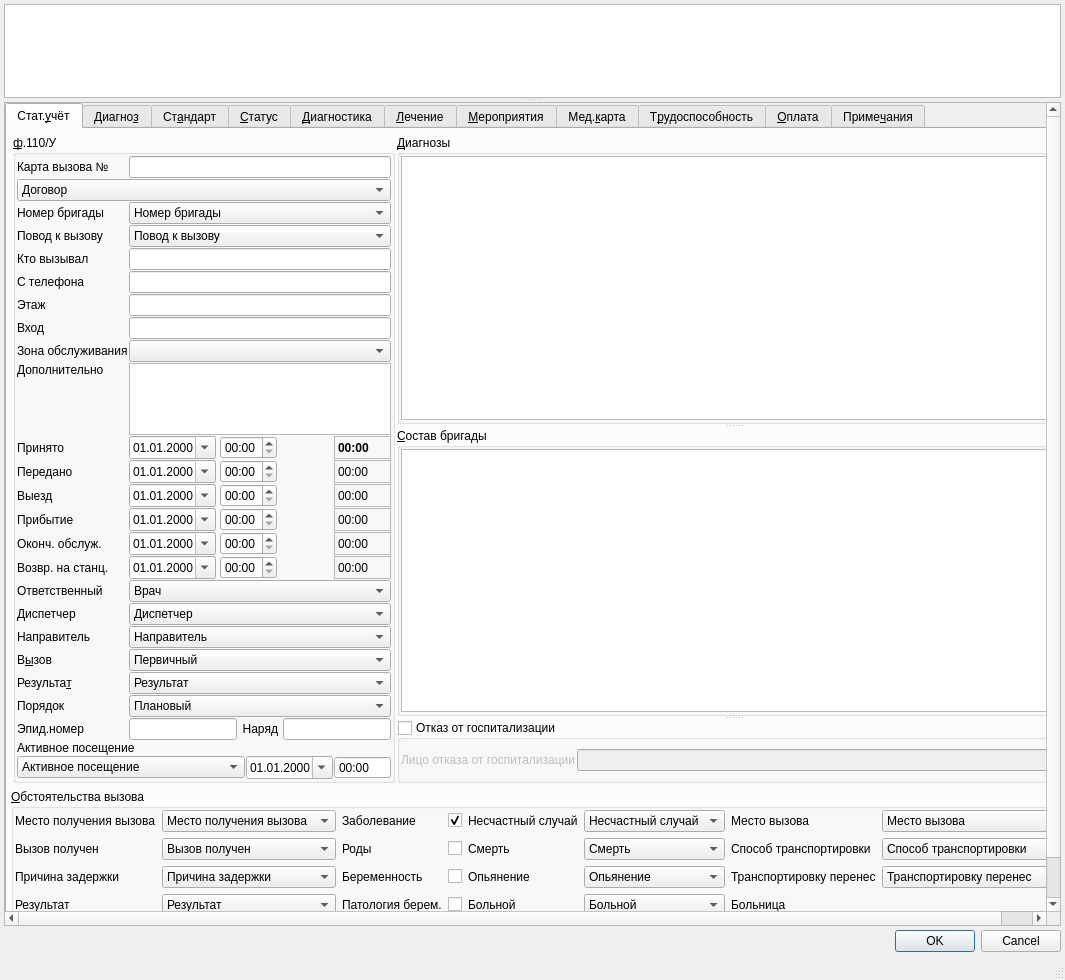
Old version of the form F110/F110.ui in the repository rusingineer/KPS-Samson.
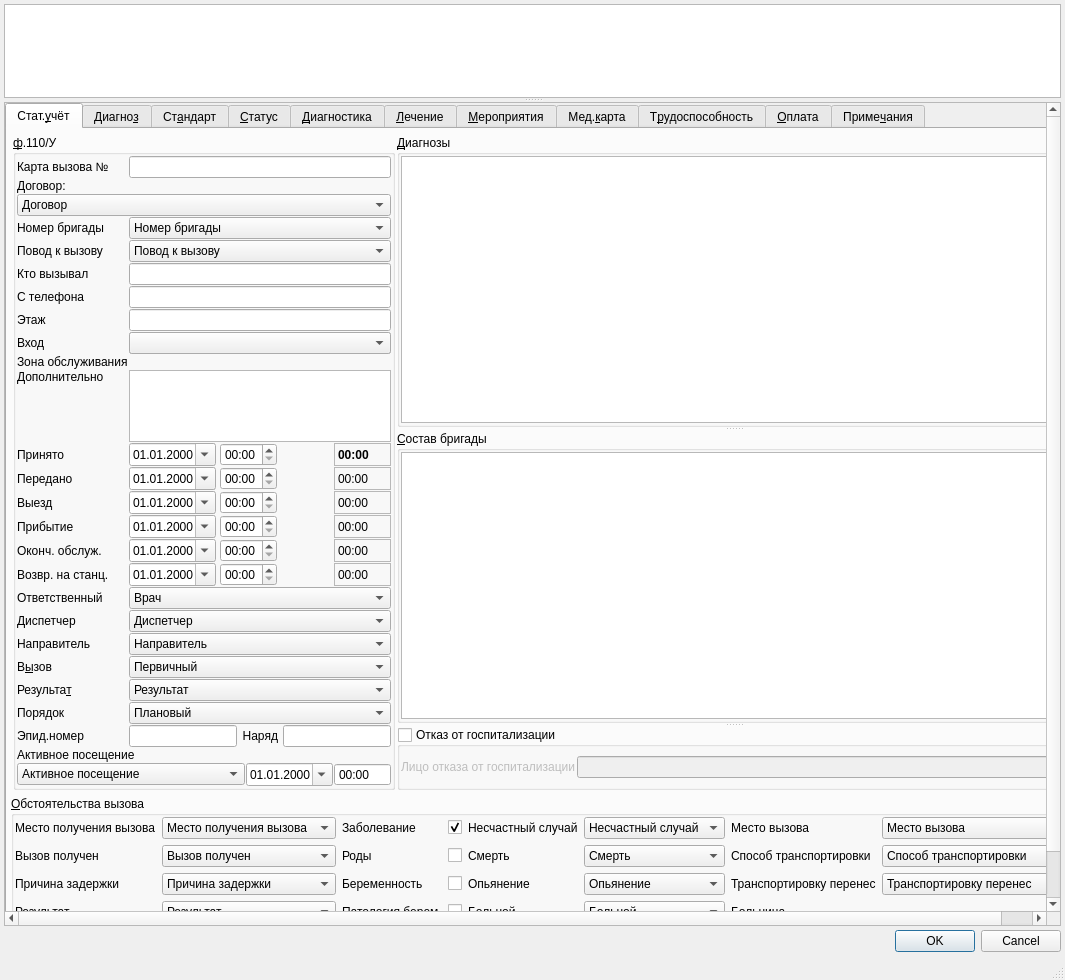
New version of the form. Custom widgets are drawn as their Qt base class.

What changed in the file:
```diff
--- a/F110/F110.ui
+++ b/F110/F110.ui
@@ -349,7 +349,7 @@
                <property name="spacing">
                 <number>1</number>
                </property>
-               <item row="21" column="1" colspan="4">
+               <item row="22" column="1" colspan="4">
                 <widget class="CROComboBox" name="cmbOrderEvent">
                  <item>
                   <property name="text">
@@ -383,7 +383,7 @@
                  </item>
                 </widget>
                </item>
-               <item row="10" column="4">
+               <item row="11" column="4">
                 <widget class="QLabel" name="lblVisitsDurationValue">
                  <property name="minimumSize">
                   <size>
@@ -420,7 +420,7 @@
                  </property>
                 </widget>
                </item>
-               <item row="3" column="0">
+               <item row="4" column="0">
                 <widget class="QLabel" name="lblCauseCall">
                  <property name="text">
                   <string>Повод к вызову</string>
@@ -430,7 +430,7 @@
                  </property>
                 </widget>
                </item>
-               <item row="3" column="1" colspan="4">
+               <item row="4" column="1" colspan="4">
                 <widget class="CRBComboBox" name="cmbCauseCall">
                  <item>
                   <property name="text">
@@ -439,7 +439,7 @@
                  </item>
                 </widget>
                </item>
-               <item row="4" column="0">
+               <item row="5" column="0">
                 <widget class="QLabel" name="lblWhoCallOnPhone">
                  <property name="text">
                   <string>Кто вызывал</string>
@@ -449,13 +449,13 @@
                  </property>
                 </widget>
                </item>
-               <item row="4" column="1" colspan="4">
+               <item row="5" column="1" colspan="4">
                 <widget class="QLineEdit" name="edtWhoCallOnPhone"/>
                </item>
                <item row="0" column="1" colspan="4">
                 <widget class="QLineEdit" name="edtNumberCardCall"/>
                </item>
-               <item row="27" column="4">
+               <item row="28" column="4">
                 <widget class="QTimeEdit" name="edtNextTime">
                  <property name="buttonSymbols">
                   <enum>QAbstractSpinBox::NoButtons</enum>
@@ -465,7 +465,7 @@
                  </property>
                 </widget>
                </item>
-               <item row="28" column="0" colspan="2">
+               <item row="29" column="0" colspan="2">
                 <spacer name="verticalSpacer">
                  <property name="orientation">
                   <enum>Qt::Vertical</enum>
@@ -478,7 +478,7 @@
                  </property>
                 </spacer>
                </item>
-               <item row="14" column="4">
+               <item row="15" column="4">
                 <widget class="QLabel" name="lblTimeToFinishServiceDate">
                  <property name="toolTip">
                   <string>Время до оконч. обслуж.</string>
@@ -497,7 +497,7 @@
                  </property>
                 </widget>
                </item>
-               <item row="11" column="0">
+               <item row="12" column="0">
                 <widget class="QLabel" name="lblPassDate">
                  <property name="text">
                   <string>Передано</string>
@@ -507,10 +507,10 @@
                  </property>
                 </widget>
                </item>
-               <item row="7" column="1" colspan="4">
+               <item row="8" column="1" colspan="4">
                 <widget class="QLineEdit" name="edtEntrance"/>
                </item>
-               <item row="2" column="1" colspan="4">
+               <item row="3" column="1" colspan="4">
                 <widget class="CRBComboBox" name="cmbNumberBrigade">
                  <item>
                   <property name="text">
@@ -520,6 +520,13 @@
                 </widget>
                </item>
                <item row="1" column="0" colspan="5">
+                <widget class="QLabel" name="lblContract">
+                 <property name="text">
+                  <string>Договор:</string>
+                 </property>
+                </widget>
+               </item>
+               <item row="2" column="0" colspan="5">
                 <widget class="CContractComboBox" name="cmbContract">
                  <property name="whatsThis">
                   <string>номер, дата и основание договора в рамках которого производится осмотр</string>
@@ -531,7 +538,7 @@
                  </item>
                 </widget>
                </item>
-               <item row="10" column="1" colspan="3">
+               <item row="11" column="1" colspan="3">
                 <widget class="QFrame" name="frmBegDateTime">
                  <property name="sizePolicy">
                   <sizepolicy hsizetype="Maximum" vsizetype="Preferred">
@@ -594,14 +601,14 @@
                  </property>
                 </widget>
                </item>
-               <item row="6" column="0">
+               <item row="7" column="0">
                 <widget class="QLabel" name="lblStorey">
                  <property name="text">
                   <string>Этаж</string>
                  </property>
                 </widget>
                </item>
-               <item row="11" column="1" colspan="3">
+               <item row="12" column="1" colspan="3">
                 <widget class="QFrame" name="frmPassDateTime">
                  <property name="sizePolicy">
                   <sizepolicy hsizetype="Maximum" vsizetype="Preferred">
@@ -654,7 +661,7 @@
                  </layout>
                 </widget>
                </item>
-               <item row="11" column="4">
+               <item row="12" column="4">
                 <widget class="QLabel" name="lblTimeToPassDate">
                  <property name="toolTip">
                   <string>Время до передачи бригаде</string>
@@ -673,7 +680,7 @@
                  </property>
                 </widget>
                </item>
-               <item row="12" column="0">
+               <item row="13" column="0">
                 <widget class="QLabel" name="lblDepartureDate">
                  <property name="text">
                   <string>Выезд</string>
@@ -683,7 +690,7 @@
                  </property>
                 </widget>
                </item>
-               <item row="2" column="0">
+               <item row="3" column="0">
                 <widget class="QLabel" name="lblNumberBrigade">
                  <property name="text">
                   <string>Номер бригады</string>
@@ -693,7 +700,7 @@
                  </property>
                 </widget>
                </item>
-               <item row="5" column="0">
+               <item row="6" column="0">
                 <widget class="QLabel" name="lblNumberPhone">
                  <property name="text">
                   <string>С телефона</string>
@@ -703,10 +710,10 @@
                  </property>
                 </widget>
                </item>
-               <item row="5" column="1" colspan="4">
+               <item row="6" column="1" colspan="4">
                 <widget class="QLineEdit" name="edtNumberPhone"/>
                </item>
-               <item row="10" column="0">
+               <item row="11" column="0">
                 <widget class="QLabel" name="lblBegDate">
                  <property name="sizePolicy">
                   <sizepolicy hsizetype="Maximum" vsizetype="Preferred">
@@ -722,7 +729,7 @@
                  </property>
                 </widget>
                </item>
-               <item row="12" column="1" colspan="3">
+               <item row="13" column="1" colspan="3">
                 <widget class="QFrame" name="frmDepartureDateTime">
                  <property name="sizePolicy">
                   <sizepolicy hsizetype="Maximum" vsizetype="Preferred">
@@ -775,7 +782,7 @@
                  </layout>
                 </widget>
                </item>
-               <item row="12" column="4">
+               <item row="13" column="4">
                 <widget class="QLabel" name="lblTimeToDepartureDate">
                  <property name="toolTip">
                   <string>Время до выезда</string>
@@ -797,7 +804,7 @@
                  </property>
                 </widget>
                </item>
-               <item row="13" column="0">
+               <item row="14" column="0">
                 <widget class="QLabel" name="lblArrivalDate">
                  <property name="sizePolicy">
                   <sizepolicy hsizetype="Maximum" vsizetype="Preferred">
@@ -813,7 +820,7 @@
                  </property>
                 </widget>
                </item>
-               <item row="13" column="1" colspan="3">
+               <item row="14" column="1" colspan="3">
                 <widget class="QFrame" name="frmArrivalDateTime">
                  <property name="sizePolicy">
                   <sizepolicy hsizetype="Maximum" vsizetype="Preferred">
@@ -866,7 +873,7 @@
                  </layout>
                 </widget>
                </item>
-               <item row="13" column="4">
+               <item row="14" column="4">
                 <widget class="QLabel" name="lblTimeToArrivalDate">
                  <property name="toolTip">
                   <string>Время до прибытия</string>
@@ -888,7 +895,7 @@
                  </property>
                 </widget>
                </item>
-               <item row="14" column="0">
+               <item row="15" column="0">
                 <widget class="QLabel" name="lblFinishServiceDate">
                  <property name="text">
                   <string>Оконч. обслуж.</string>
@@ -898,7 +905,7 @@
                  </property>
                 </widget>
                </item>
-               <item row="14" column="1" colspan="3">
+               <item row="15" column="1" colspan="3">
                 <widget class="QFrame" name="frmFinishServiceDateTime">
                  <property name="sizePolicy">
                   <sizepolicy hsizetype="Maximum" vsizetype="Preferred">
@@ -963,7 +970,7 @@
                  </layout>
                 </widget>
                </item>
-               <item row="15" column="0">
+               <item row="16" column="0">
                 <widget class="QLabel" name="lblEndDateDate">
                  <property name="sizePolicy">
                   <sizepolicy hsizetype="Maximum" vsizetype="Preferred">
@@ -979,7 +986,7 @@
                  </property>
                 </widget>
                </item>
-               <item row="15" column="1" colspan="3">
+               <item row="16" column="1" colspan="3">
                 <widget class="QFrame" name="frmEndDateTime">
                  <property name="sizePolicy">
                   <sizepolicy hsizetype="Maximum" vsizetype="Preferred">
@@ -1032,7 +1039,7 @@
                  </layout>
                 </widget>
                </item>
-               <item row="9" column="0">
+               <item row="10" column="0">
                 <widget class="QLabel" name="lblAdditional">
                  <property name="text">
                   <string>Дополнительно</string>
@@ -1042,7 +1049,7 @@
                  </property>
                 </widget>
                </item>
-               <item row="15" column="4">
+               <item row="16" column="4">
                 <widget class="QLabel" name="lblTimeToEndDate">
                  <property name="mouseTracking">
                   <bool>false</bool>
@@ -1064,7 +1071,7 @@
                  </property>
                 </widget>
                </item>
-               <item row="16" column="0">
+               <item row="17" column="0">
                 <widget class="QLabel" name="lblPerson">
                  <property name="text">
                   <string>Ответственный</string>
@@ -1074,7 +1081,7 @@
                  </property>
                 </widget>
                </item>
-               <item row="16" column="1" colspan="4">
+               <item row="17" column="1" colspan="4">
                 <widget class="CPersonComboBoxEx" name="cmbPerson">
                  <property name="whatsThis">
                   <string>врач отвечающий за осмотр (терапевт)</string>
@@ -1086,7 +1093,7 @@
                  </item>
                 </widget>
                </item>
-               <item row="17" column="0">
+               <item row="18" column="0">
                 <widget class="QLabel" name="lblDispatcher">
                  <property name="text">
                   <string>Диспетчер</string>
@@ -1096,7 +1103,7 @@
                  </property>
                 </widget>
                </item>
-               <item row="17" column="1" colspan="4">
+               <item row="18" column="1" colspan="4">
                 <widget class="CPersonComboBoxEx" name="cmbDispatcher">
                  <item>
                   <property name="text">
@@ -1105,7 +1112,7 @@
                  </item>
                 </widget>
                </item>
-               <item row="19" column="0">
+               <item row="20" column="0">
                 <widget class="QLabel" name="lblOrder">
                  <property name="text">
                   <string>В&amp;ызов</string>
@@ -1118,7 +1125,7 @@
                  </property>
                 </widget>
                </item>
-               <item row="19" column="1" colspan="4">
+               <item row="20" column="1" colspan="4">
                 <widget class="CROComboBox" name="cmbOrder">
                  <item>
                   <property name="text">
@@ -1147,7 +1154,7 @@
                  </item>
                 </widget>
                </item>
-               <item row="20" column="0">
+               <item row="21" column="0">
                 <widget class="QLabel" name="lblResult">
                  <property name="text">
                   <string>Результа&amp;т</string>
@@ -1160,7 +1167,7 @@
                  </property>
                 </widget>
                </item>
-               <item row="20" column="1" colspan="4">
+               <item row="21" column="1" colspan="4">
                 <widget class="CRBComboBox" name="cmbResult">
                  <property name="whatsThis">
                   <string>результат осмотра</string>
@@ -1172,14 +1179,14 @@
                  </item>
                 </widget>
                </item>
-               <item row="25" column="0" colspan="3">
+               <item row="26" column="0" colspan="3">
                 <widget class="QLabel" name="lblTypeAsset">
                  <property name="text">
                   <string>Активное посещение</string>
                  </property>
                 </widget>
                </item>
-               <item row="27" column="0" colspan="3">
+               <item row="28" column="0" colspan="3">
                 <widget class="CRBComboBox" name="cmbTypeAsset">
                  <item>
                   <property name="text">
@@ -1188,7 +1195,7 @@
                  </item>
                 </widget>
                </item>
-               <item row="27" column="3">
+               <item row="28" column="3">
                 <widget class="CDateEdit" name="edtNextDate">
                  <property name="sizePolicy">
                   <sizepolicy hsizetype="Maximum" vsizetype="Fixed">
@@ -1207,34 +1214,34 @@
                  </property>
                 </widget>
                </item>
-               <item row="21" column="0">
+               <item row="22" column="0">
                 <widget class="QLabel" name="lblOrderEvent">
                  <property name="text">
                   <string>Порядок</string>
                  </property>
                 </widget>
                </item>
-               <item row="6" column="1" colspan="4">
+               <item row="7" column="1" colspan="4">
                 <widget class="QLineEdit" name="edtStorey"/>
                </item>
-               <item row="9" column="1" colspan="4">
+               <item row="10" column="1" colspan="4">
                 <widget class="QTextEdit" name="edtAdditional"/>
                </item>
-               <item row="7" column="0">
+               <item row="8" column="0">
                 <widget class="QLabel" name="lblEntrance">
                  <property name="text">
                   <string>Вход</string>
                  </property>
                 </widget>
                </item>
-               <item row="18" column="0">
+               <item row="19" column="0">
                 <widget class="QLabel" name="lblGuidePerson">
                  <property name="text">
                   <string>Направитель</string>
                  </property>
                 </widget>
                </item>
-               <item row="18" column="1" colspan="4">
+               <item row="19" column="1" colspan="4">
                 <widget class="CPersonComboBoxEx" name="cmbGuidePerson">
                  <item>
                   <property name="text">
@@ -1243,14 +1250,14 @@
                  </item>
                 </widget>
                </item>
-               <item row="22" column="0">
+               <item row="23" column="0">
                 <widget class="QLabel" name="lblNumberEpidemic">
                  <property name="text">
                   <string>Эпид.номер</string>
                  </property>
                 </widget>
                </item>
-               <item row="22" column="1" colspan="4">
+               <item row="23" column="1" colspan="4">
                 <layout class="QHBoxLayout" name="horizontalLayout">
                  <property name="spacing">
                   <number>5</number>
@@ -1273,7 +1280,7 @@
                  </item>
                 </layout>
                </item>
-               <item row="8" column="0">
+               <item row="9" column="0">
                 <widget class="QLabel" name="lblOrgStructure">
                  <property name="text">
                   <string>Зона обслуживания</string>
```
